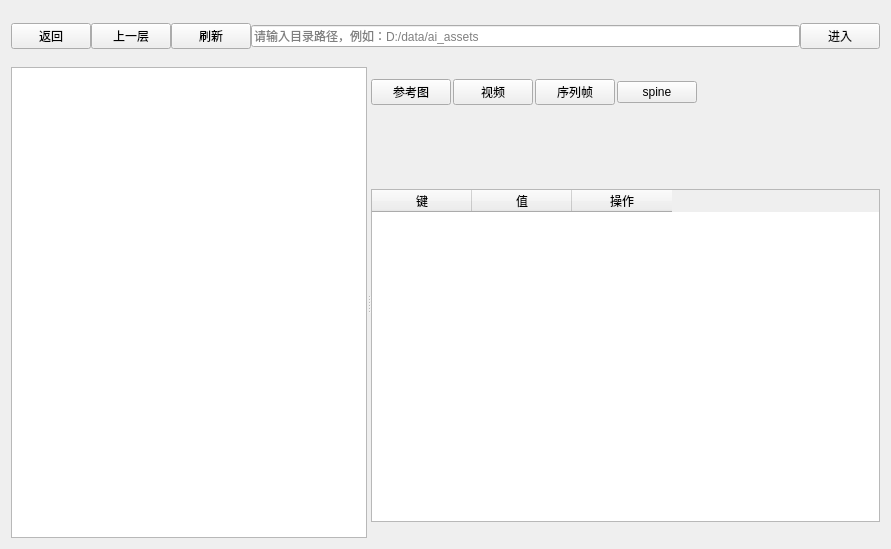
super999/MetaStoryBoard, file MuseLog/ui/tab_explorer.ui: the form before one commit.
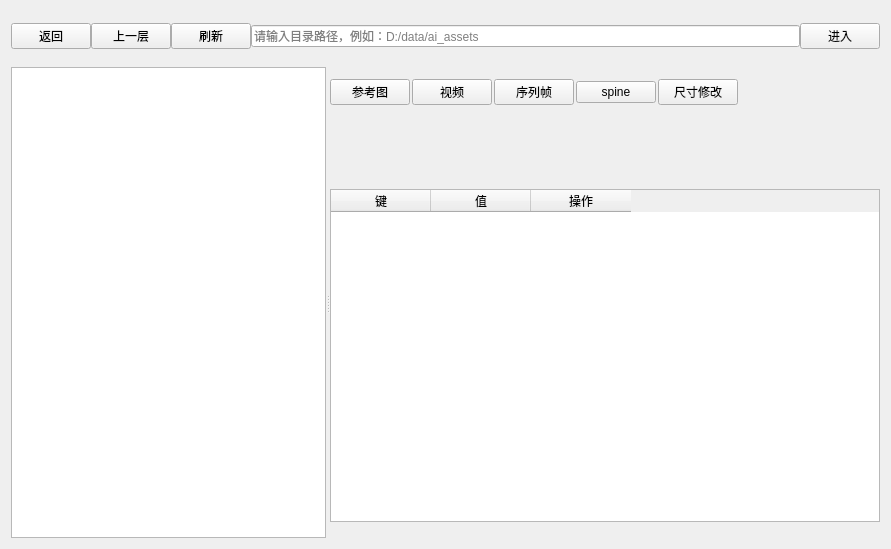
The form after the commit.

Commit message: 添加尺寸修改按钮及相关功能，支持创建和导航至尺寸修改目录

The edit to the form file:
```diff
--- a/MuseLog/ui/tab_explorer.ui
+++ b/MuseLog/ui/tab_explorer.ui
@@ -181,6 +181,13 @@
                </property>
               </widget>
              </item>
+             <item>
+              <widget class="QPushButton" name="btnSizeModify">
+               <property name="text">
+                <string>尺寸修改</string>
+               </property>
+              </widget>
+             </item>
              <item>
               <spacer name="horizontalSpacer">
                <property name="orientation">
```
The commit also changes 3 other files.
